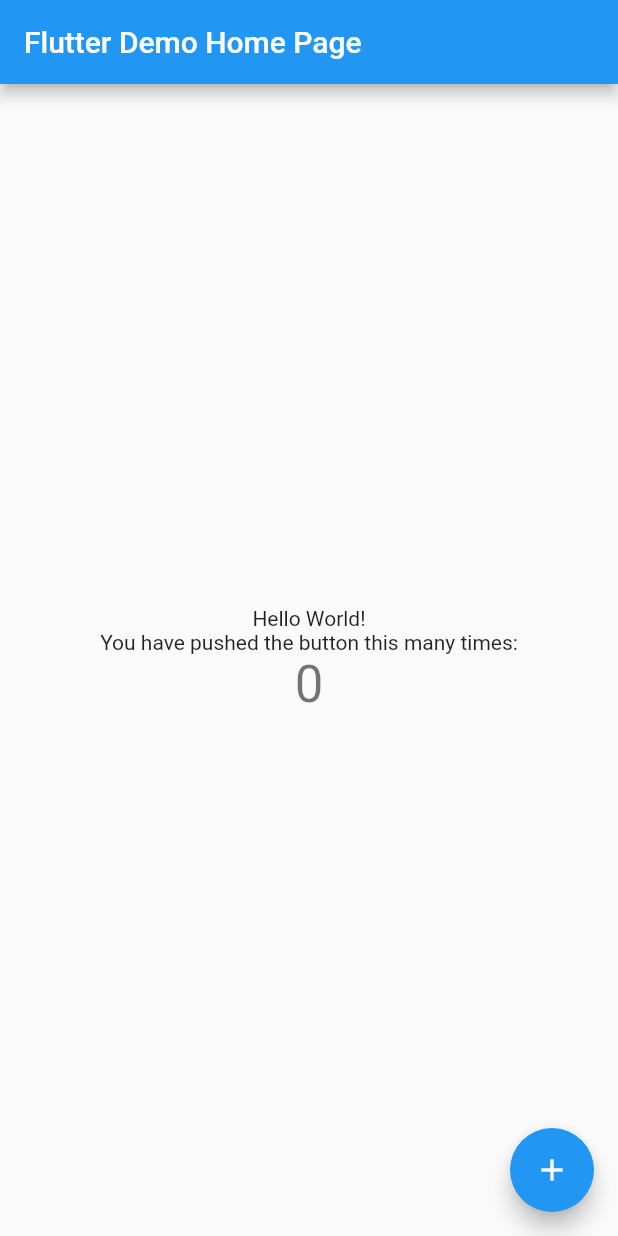
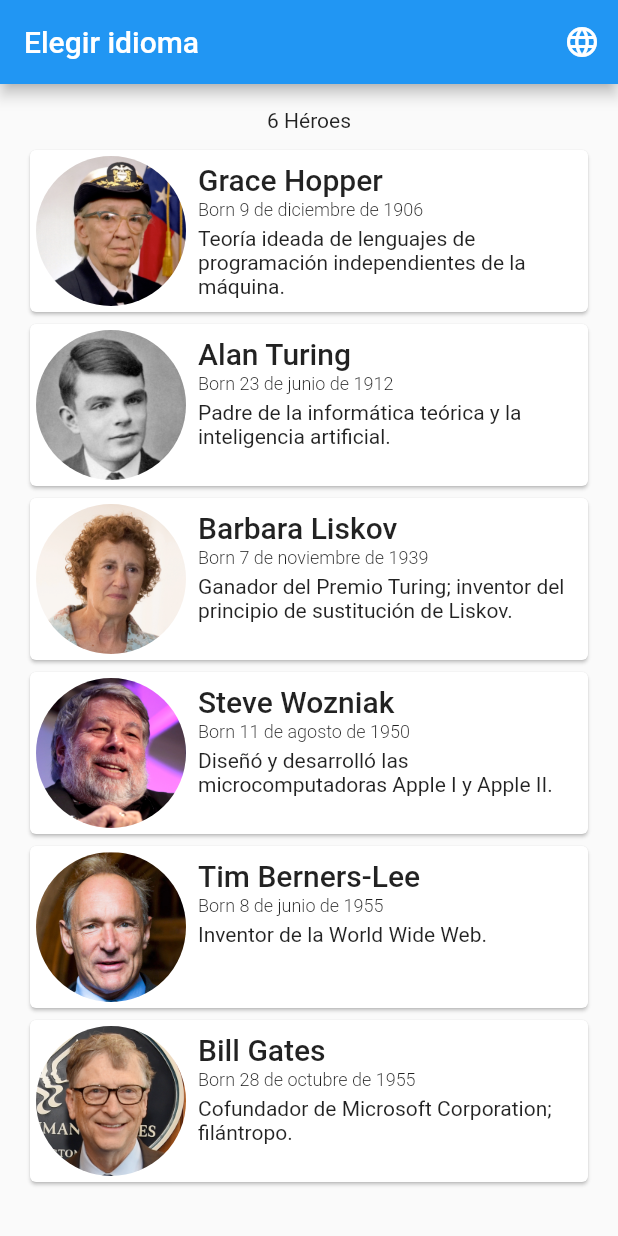
Before and after one commit to cameldjoulako/interflutter, a Flutter app: the screen it shows after launch, on a phone screen of 412 x 824 dp. Run offline on Flutter 3.47's test engine with Material 2 defaults, Android fonts, the light colour scheme and no system bars; generated files the repository leaves out were written again.

Commit message:
fix problem

```diff
--- /dev/null
+++ b/interflutter/lib/l10n - Copie/app_en.arb
@@ -0,0 +1,6 @@
+{
+    "helloWorld": "Hello World!",
+    "@helloWorld": {
+      "description": "The conventional newborn programmer greeting"
+    }
+}
--- /dev/null
+++ b/interflutter/lib/l10n - Copie/app_es.arb
@@ -0,0 +1,3 @@
+{
+    "helloWorld": "¡Hola Mundo!"
+}
--- /dev/null
+++ b/interflutter/lib/l10n - Copie/app_fr.arb
@@ -0,0 +1,3 @@
+{
+    "helloWorld": "Bonjour le monde!"
+}
--- a/interflutter/lib/l10n/app_en.arb
+++ b/interflutter/lib/l10n/app_en.arb
@@ -1,6 +1,17 @@
 {
-    "helloWorld": "Hello World!",
-    "@helloWorld": {
-      "description": "The conventional newborn programmer greeting"
-    }
+    "appTitle": "Heroes of computer science",
+    "heroNumber": "6 Hereos",
+    "chooseLang": "Chose language",
+    "bornHero1": "9 December 1906",
+    "bioHero1": "Devised theory of machine-independent programming languages.",
+    "bornHero2": "23 June 1912",
+    "bioHero2": "Father of theoretical computer science & artificial intelligence.",
+    "bornHero3": "7 November 1939",
+    "bioHero3": "Turing Award winner; inventor of Liskov substitution principle.",
+    "bornHero4": "11 August 1950",
+    "bioHero4": "Designed & developed the Apple I & Apple II microcomputers.",
+    "bornHero5": "8 June 1955",
+    "bioHero5": "Inventor of the World Wide Web.",
+    "bornHero6": "28 October 1955",
+    "bioHero6": "Co-founder of Microsoft Corporation; philanthropist."
 }
--- a/interflutter/lib/l10n/app_es.arb
+++ b/interflutter/lib/l10n/app_es.arb
@@ -1,3 +1,17 @@
 {
-    "helloWorld": "¡Hola Mundo!"
+     "appTitle": "Héroes de la informática",
+     "heroNumber": "6 Héroes",
+     "chooseLang": "Elegir idioma",
+     "bornHero1": "9 de diciembre de 1906",
+     "bioHero1": "Teoría ideada de lenguajes de programación independientes de la máquina.",
+     "bornHero2": "23 de junio de 1912",
+     "bioHero2": "Padre de la informática teórica y la inteligencia artificial.",
+     "bornHero3": "7 de noviembre de 1939",
+     "bioHero3": "Ganador del Premio Turing; inventor del principio de sustitución de Liskov.",
+     "bornHero4": "11 de agosto de 1950",
+     "bioHero4": "Diseñó y desarrolló las microcomputadoras Apple I y Apple II.",
+     "bornHero5": "8 de junio de 1955",
+     "bioHero5": "Inventor de la World Wide Web.",
+     "bornHero6": "28 de octubre de 1955",
+     "bioHero6": "Cofundador de Microsoft Corporation; filántropo."
 }
--- a/interflutter/lib/l10n/app_fr.arb
+++ b/interflutter/lib/l10n/app_fr.arb
@@ -1,3 +1,17 @@
 {
-    "helloWorld": "Bonjour le monde!"
+     "appTitle": "Héros de l'informatique",
+     "heroNumber": "6 Héros",
+     "chooseLang": "Choisir la langue",
+     "bornHero1": "9 décembre 1906",
+     "bioHero1": "Élaboration d'une théorie des langages de programmation indépendants de la machine.",
+     "bornHero2": "23 juin 1912",
+     "bioHero2": "Père de l'informatique théorique et de l'intelligence artificielle.",
+     "bornHero3": "7 novembre 1939",
+     "bioHero3": "Lauréat du prix Turing; inventeur du principe de substitution de Liskov.",
+     "bornHero4": "11 août 1950",
+     "bioHero4": "Conçu et développé les micro-ordinateurs Apple I et Apple II.",
+     "bornHero5": "8 juin 1955",
+     "bioHero5": "Inventeur du World Wide Web.",
+     "bornHero6": "28 octobre 1955",
+     "bioHero6": "Co-fondateur de Microsoft Corporation; philanthrope."
 }
--- a/interflutter/lib/main.dart
+++ b/interflutter/lib/main.dart
@@ -1,85 +1,58 @@
 import 'package:flutter/material.dart';
+import 'package:flutter/services.dart';
 
 import 'package:flutter_localizations/flutter_localizations.dart';
+
 import 'package:flutter_gen/gen_l10n/app_localizations.dart';
-import 'package:intl/intl.dart';
+//import 'package:intl/intl.dart';
+
+import 'pages/hero_list.dart';
 
 void main() {
-  Intl.defaultLocale = 'fr'; //default lang
   runApp(const MyApp());
 }
 
-class MyApp extends StatelessWidget {
+class MyApp extends StatefulWidget {
   const MyApp({super.key});
 
-  // This widget is the root of your application.
+  @override
+  State<MyApp> createState() => _MyAppState();
+}
+
+class _MyAppState extends State<MyApp> {
+  Locale _locale = const Locale('es');
+
+  void setLocale(Locale value) {
+    setState(() {
+      _locale = value;
+    });
+  }
+
   @override
   Widget build(BuildContext context) {
+    SystemChrome.setSystemUIOverlayStyle(
+      const SystemUiOverlayStyle(statusBarColor: Colors.transparent),
+    );
+
     return MaterialApp(
-      title: 'Localizations Sample App',
-      localizationsDelegates: [
+      debugShowCheckedModeBanner: false,
+      localizationsDelegates: const [
         AppLocalizations.delegate,
         GlobalMaterialLocalizations.delegate,
         GlobalWidgetsLocalizations.delegate,
         GlobalCupertinoLocalizations.delegate,
       ],
-      supportedLocales: [
-        Locale('en', ''), // English, no country code
-        Locale('fr', ''), // English, no country code
-        Locale('es', ''), // Spanish, no country code
+      supportedLocales: const [
+        Locale('fr', ''),
+        Locale('en', ''),
+        Locale('es', ''),
       ],
+      title: 'Heroes of Computer Science',
+      locale: _locale,
       theme: ThemeData(
         primarySwatch: Colors.blue,
       ),
-      home: const MyHomePage(title: 'Flutter Demo Home Page'),
+      home: const HeroList(title: "Heroes of Computer Science"),
     );
   }
 }
-
-class MyHomePage extends StatefulWidget {
-  const MyHomePage({super.key, required this.title});
-
-  final String title;
-
-  @override
-  State<MyHomePage> createState() => _MyHomePageState();
-}
-
-class _MyHomePageState extends State<MyHomePage> {
-  int _counter = 0;
-
-  void _incrementCounter() {
-    setState(() {
-      _counter++;
-    });
-  }
-
-  @override
-  Widget build(BuildContext context) {
-    return Scaffold(
-      appBar: AppBar(
-        title: Text(widget.title),
-      ),
-      body: Center(
-        child: Column(
-          mainAxisAlignment: MainAxisAlignment.center,
-          children: <Widget>[
-            Text(AppLocalizations.of(context)!.helloWorld),
-            const Text(
-              'You have pushed the button this many times:',
-            ),
-            Text(
-              '$_counter',
-              style: Theme.of(context).textTheme.headline4,
-            ),
-          ],
-        ),
-      ),
-      floatingActionButton: FloatingActionButton(
-        onPressed: _incrementCounter,
-        tooltip: 'Increment',
-        child: const Icon(Icons.add),
-      ), // This trailing comma makes auto-formatting nicer for build methods.
-    );
-  }
-}
--- /dev/null
+++ b/interflutter/lib/pages/hero_list.dart
@@ -0,0 +1,93 @@
+import 'package:flutter/material.dart';
+//import 'package:intl/intl.dart';
+import 'package:interflutter/pages/settings.dart';
+import 'package:interflutter/pages/widgets/hero_card.dart';
+
+import 'package:flutter_gen/gen_l10n/app_localizations.dart';
+import 'package:intl/intl.dart';
+
+class HeroList extends StatefulWidget {
+  final String title;
+
+  const HeroList({super.key, required this.title});
+
+  @override
+  State<HeroList> createState() => _HeroListState();
+}
+
+class _HeroListState extends State<HeroList> {
+  @override
+  Widget build(BuildContext context) {
+    Intl.defaultLocale = 'en';
+    return Scaffold(
+      appBar: AppBar(
+        title: Text(AppLocalizations.of(context)!.chooseLang),
+        actions: [
+          IconButton(
+            icon: const Icon(Icons.language),
+            tooltip: AppLocalizations.of(context)!.chooseLang,
+            onPressed: () {
+              Navigator.push(
+                context,
+                MaterialPageRoute(builder: (context) => const ChangeLanguage()),
+              );
+            },
+          )
+        ],
+      ),
+      body: Padding(
+        padding: const EdgeInsets.all(16),
+        child: Column(
+          children: [
+            Padding(
+              padding: const EdgeInsets.only(bottom: 8.0),
+              child: Text(AppLocalizations.of(context)!.heroNumber),
+            ),
+            Expanded(
+              child: ListView(
+                children: [
+                  HeroCard(
+                    name: 'Grace Hopper',
+                    born: AppLocalizations.of(context)!.bornHero1,
+                    bio: AppLocalizations.of(context)!.bioHero1,
+                    imagePath: 'assets/images/grace_hopper.jpg',
+                  ),
+                  HeroCard(
+                    name: 'Alan Turing',
+                    born: AppLocalizations.of(context)!.bornHero2,
+                    bio: AppLocalizations.of(context)!.bioHero2,
+                    imagePath: 'assets/images/alan_turing.jpg',
+                  ),
+                  HeroCard(
+                    name: 'Barbara Liskov',
+                    born: AppLocalizations.of(context)!.bornHero3,
+                    bio: AppLocalizations.of(context)!.bioHero3,
+                    imagePath: 'assets/images/barbara_liskov.jpg',
+                  ),
+                  HeroCard(
+                    name: 'Steve Wozniak',
+                    born: AppLocalizations.of(context)!.bornHero4,
+                    bio: AppLocalizations.of(context)!.bioHero4,
+                    imagePath: 'assets/images/steve_wozniak.jpg',
+                  ),
+                  HeroCard(
+                    name: 'Tim Berners-Lee',
+                    born: AppLocalizations.of(context)!.bornHero5,
+                    bio: AppLocalizations.of(context)!.bioHero5,
+                    imagePath: 'assets/images/tim_berners_lee.jpg',
+                  ),
+                  HeroCard(
+                    name: 'Bill Gates',
+                    born: AppLocalizations.of(context)!.bornHero6,
+                    bio: AppLocalizations.of(context)!.bioHero6,
+                    imagePath: 'assets/images/bill_gates.jpg',
+                  ),
+                ],
+              ),
+            ),
+          ],
+        ),
+      ),
+    );
+  }
+}
--- /dev/null
+++ b/interflutter/lib/pages/widgets/hero_card.dart
@@ -0,0 +1,71 @@
+import 'package:flutter/material.dart';
+
+class HeroCard extends StatelessWidget {
+  final String name;
+  final String born;
+  final String bio;
+  final String imagePath;
+
+  final String placeholderImagePath = 'assets/images/placeholder.jpg';
+
+  const HeroCard({
+    super.key,
+    this.name = '',
+    this.born = '',
+    this.bio = '',
+    this.imagePath = '',
+  });
+
+  @override
+  Widget build(BuildContext context) {
+    var theme = Theme.of(context);
+
+    return Card(
+      child: Padding(
+        padding: const EdgeInsets.all(4.0),
+        child: Row(
+          crossAxisAlignment: CrossAxisAlignment.start,
+          children: [
+            Padding(
+              padding: const EdgeInsets.only(right: 8.0),
+              child: ClipRRect(
+                borderRadius: BorderRadius.circular(50),
+                child: Image.asset(
+                  imagePath,
+                  width: 100,
+                  height: 100,
+                ),
+              ),
+            ),
+            Expanded(
+              child: Column(
+                crossAxisAlignment: CrossAxisAlignment.start,
+                children: [
+                  Padding(
+                    padding: const EdgeInsets.only(top: 4),
+                    child: Text(
+                      name,
+                      style: theme.textTheme.headline6,
+                    ),
+                  ),
+                  Padding(
+                    padding: const EdgeInsets.only(top: 2, bottom: 4),
+                    child: Text(
+                      born.isEmpty ? '' : 'Born $born',
+                      style: const TextStyle(
+                          fontSize: 12, fontWeight: FontWeight.w300),
+                    ),
+                  ),
+                  Text(
+                    bio,
+                    style: const TextStyle(fontSize: 14),
+                  ),
+                ],
+              ),
+            ),
+          ],
+        ),
+      ),
+    );
+  }
+}
--- a/interflutter/pubspec.yaml
+++ b/interflutter/pubspec.yaml
@@ -38,6 +38,7 @@
   # The following adds the Cupertino Icons font to your application.
   # Use with the CupertinoIcons class for iOS style icons.
   cupertino_icons: ^1.0.2
+  country_icons: ^2.0.2
 
 dev_dependencies:
   flutter_test:
@@ -62,6 +63,8 @@
   generate: true
 
   # To add assets to your application, add an assets section, like this:
+  assets:
+    - assets/images/
   # assets:
   #   - images/a_dot_burr.jpeg
   #   - images/a_dot_ham.jpeg
```
Also changed, not shown: interflutter/assets/messages.arb (added, +23 -0 lines), interflutter/lib/pages/settings.dart (added, +292 -0 lines), interflutter/assets/images/alan_turing.jpg (added), interflutter/assets/images/barbara_liskov.jpg (added), interflutter/assets/images/bill_gates.jpg (added), interflutter/assets/images/grace_hopper.jpg (added), interflutter/assets/images/placeholder.jpg (added), interflutter/assets/images/steve_wozniak.jpg (added), interflutter/assets/images/tim_berners_lee.jpg (added), interflutter/pubspec.lock.
